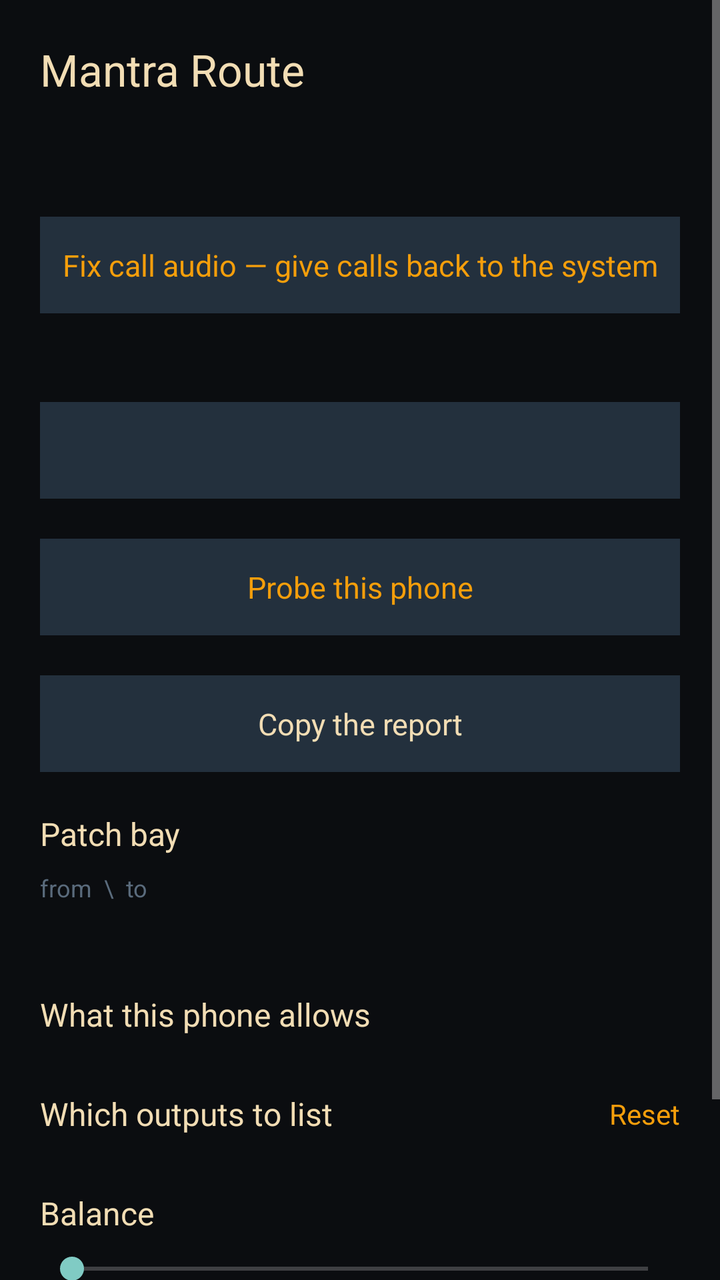
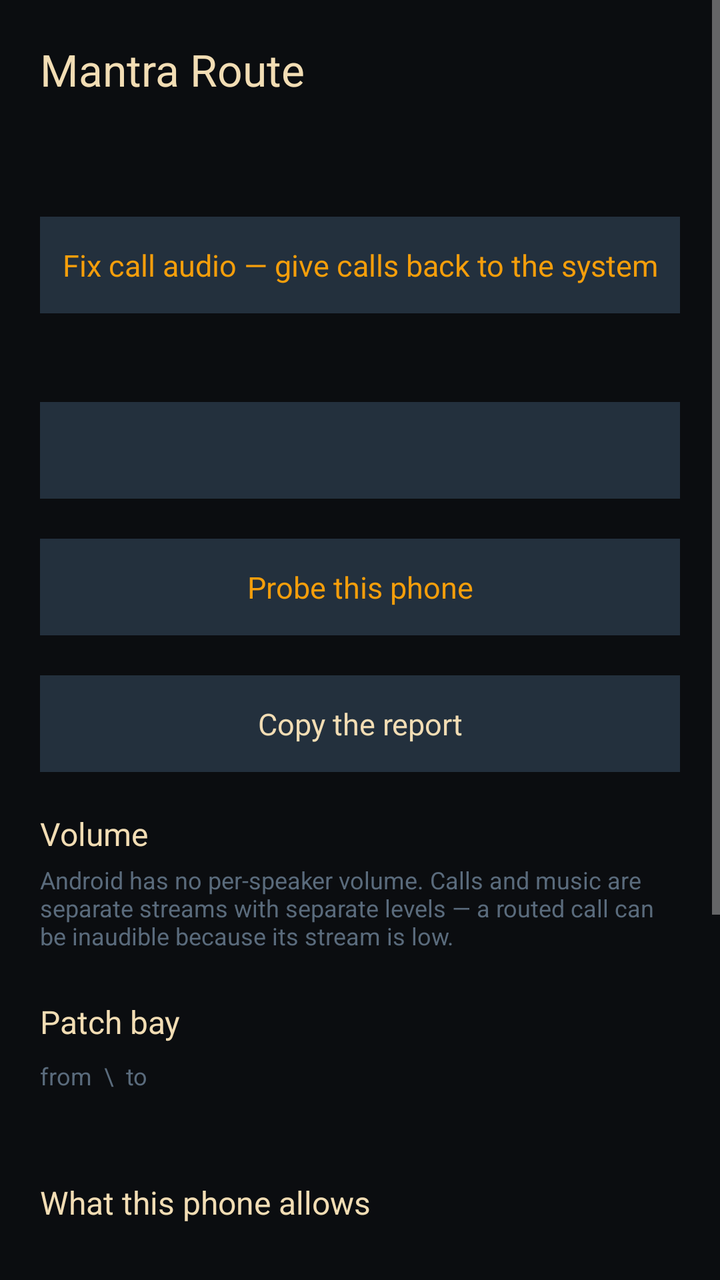

Screens rendered from an Android XML layout before and after an edit, with the pre-edit source and the edit as a unified diff.
<!-- AndroidManifest.xml: application theme Theme.MantraRoute -->
<!-- res/layout/activity_main.xml -->
<?xml version="1.0" encoding="utf-8"?>
<ScrollView xmlns:android="http://schemas.android.com/apk/res/android"
    android:id="@+id/root_scroll"
    android:clipToPadding="false"
    android:layout_width="match_parent"
    android:layout_height="match_parent"
    android:background="@color/ground"
    android:fillViewport="true">

    <LinearLayout
        android:layout_width="match_parent"
        android:layout_height="wrap_content"
        android:orientation="vertical"
        android:padding="20dp">

        
        <LinearLayout
            android:layout_width="match_parent"
            android:layout_height="wrap_content"
            android:orientation="horizontal"
            android:gravity="center_vertical">

            <TextView
                android:layout_width="0dp"
                android:layout_height="wrap_content"
                android:layout_weight="1"
                android:text="@string/app_name"
                android:textColor="@color/sand"
                android:textSize="22sp" />

            <TextView
                android:id="@+id/version"
                android:layout_width="wrap_content"
                android:layout_height="wrap_content"
                android:layout_marginStart="12dp"
                android:textColor="@color/slate_ink"
                android:textSize="14sp" />
        </LinearLayout>

        <TextView
            android:id="@+id/shizuku_line"
            android:layout_width="match_parent"
            android:layout_height="wrap_content"
            android:layout_marginTop="20dp"
            android:textSize="14sp" />

        <TextView
            android:id="@+id/release_button"
            android:layout_width="match_parent"
            android:layout_height="wrap_content"
            android:layout_marginTop="20dp"
            android:background="@color/slate"
            android:gravity="center"
            android:paddingTop="14dp"
            android:paddingBottom="14dp"
            android:text="Fix call audio — give calls back to the system"
            android:textColor="@color/amber"
            android:textSize="15sp" />

        <TextView
            android:id="@+id/call_audio_line"
            android:layout_width="match_parent"
            android:layout_height="wrap_content"
            android:layout_marginTop="8dp"
            android:textColor="@color/slate_ink"
            android:textSize="12sp"
            android:fontFamily="monospace" />

        <TextView
            android:id="@+id/notif_button"
            android:layout_width="match_parent"
            android:layout_height="wrap_content"
            android:layout_marginTop="20dp"
            android:background="@color/slate"
            android:gravity="center"
            android:paddingTop="14dp"
            android:paddingBottom="14dp"
            android:textColor="@color/sand"
            android:textSize="15sp" />

        <TextView
            android:id="@+id/probe_button"
            android:layout_width="match_parent"
            android:layout_height="wrap_content"
            android:layout_marginTop="20dp"
            android:background="@color/slate"
            android:gravity="center"
            android:paddingTop="14dp"
            android:paddingBottom="14dp"
            android:text="Probe this phone"
            android:textColor="@color/amber"
            android:textSize="15sp" />

        <TextView
            android:id="@+id/copy_button"
            android:layout_width="match_parent"
            android:layout_height="wrap_content"
            android:layout_marginTop="20dp"
            android:background="@color/slate"
            android:gravity="center"
            android:paddingTop="14dp"
            android:paddingBottom="14dp"
            android:text="Copy the report"
            android:textColor="@color/sand"
            android:textSize="15sp" />

        <TextView
            android:layout_width="match_parent"
            android:layout_height="wrap_content"
            android:layout_marginTop="20dp"
            android:text="Patch bay"
            android:textColor="@color/sand"
            android:textSize="16sp" />

        
        <LinearLayout
            android:layout_width="match_parent"
            android:layout_height="wrap_content"
            android:layout_marginTop="8dp"
            android:orientation="horizontal"
            android:gravity="center_vertical">

            <TextView
                android:layout_width="0dp"
                android:layout_height="wrap_content"
                android:layout_weight="1"
                android:text="from  \\  to"
                android:textColor="@color/slate_ink"
                android:textSize="12sp" />

            <LinearLayout
                android:id="@+id/patch_headers"
                android:layout_width="wrap_content"
                android:layout_height="wrap_content"
                android:orientation="horizontal" />
        </LinearLayout>

        <LinearLayout
            android:id="@+id/patch_rows"
            android:layout_width="match_parent"
            android:layout_height="wrap_content"
            android:layout_marginTop="4dp"
            android:orientation="vertical" />

        <TextView
            android:id="@+id/patch_legend"
            android:layout_width="match_parent"
            android:layout_height="wrap_content"
            android:layout_marginTop="4dp"
            android:textColor="@color/slate_ink"
            android:textSize="12sp" />

        <TextView
            android:layout_width="match_parent"
            android:layout_height="wrap_content"
            android:layout_marginTop="20dp"
            android:text="What this phone allows"
            android:textColor="@color/sand"
            android:textSize="16sp" />

        <LinearLayout
            android:id="@+id/probe_rows"
            android:layout_width="match_parent"
            android:layout_height="wrap_content"
            android:layout_marginTop="8dp"
            android:orientation="vertical" />

        
        <LinearLayout
            android:layout_width="match_parent"
            android:layout_height="wrap_content"
            android:layout_marginTop="20dp"
            android:orientation="horizontal"
            android:gravity="center_vertical">

            <TextView
                android:layout_width="0dp"
                android:layout_height="wrap_content"
                android:layout_weight="1"
                android:text="Which outputs to list"
                android:textColor="@color/sand"
                android:textSize="16sp" />

            <TextView
                android:id="@+id/arrange_reset"
                android:layout_width="wrap_content"
                android:layout_height="wrap_content"
                android:layout_marginStart="12dp"
                android:text="Reset"
                android:textColor="@color/amber"
                android:textSize="14sp" />
        </LinearLayout>

        <LinearLayout
            android:id="@+id/arrange_rows"
            android:layout_width="match_parent"
            android:layout_height="wrap_content"
            android:layout_marginTop="8dp"
            android:orientation="vertical" />

        <TextView
            android:layout_width="match_parent"
            android:layout_height="wrap_content"
            android:layout_marginTop="20dp"
            android:text="Balance"
            android:textColor="@color/sand"
            android:textSize="16sp" />

        <SeekBar
            android:id="@+id/balance_bar"
            android:layout_width="match_parent"
            android:layout_height="wrap_content"
            android:layout_marginTop="8dp"
            android:max="200" />

        <TextView
            android:id="@+id/balance_line"
            android:layout_width="match_parent"
            android:layout_height="wrap_content"
            android:layout_marginTop="8dp"
            android:textSize="13sp" />

        <TextView
            android:layout_width="match_parent"
            android:layout_height="wrap_content"
            android:layout_marginTop="20dp"
            android:layout_marginBottom="20dp"
            android:text="Mantra Productions"
            android:textColor="@color/slate_ink"
            android:textSize="12sp" />
    </LinearLayout>
</ScrollView>
<!-- resources referenced by this layout -->
<resources>
  <color name="amber">#F59E0B</color>
  <color name="ground">#0B0D10</color>
  <color name="sand">#F2DDB4</color>
  <color name="slate">#23303D</color>
  <color name="slate_ink">#5A6B7C</color>
  <string name="app_name">Mantra Route</string>
  <style name="Theme.MantraRoute" parent="Theme.AppCompat.NoActionBar">
          <item name="android:windowBackground">@color/ground</item>
          <item name="android:textColor">@color/sand</item>
          <item name="android:statusBarColor">@color/ground</item>
          <item name="android:navigationBarColor">@color/ground</item>
      </style>
</resources>

<!-- the commit's change to res/layout/activity_main.xml (unified diff, before → after) -->
@@ -108,6 +108,29 @@
             android:layout_width="match_parent"
             android:layout_height="wrap_content"
             android:layout_marginTop="20dp"
+            android:text="Volume"
+            android:textColor="@color/sand"
+            android:textSize="16sp" />
+
+        <TextView
+            android:layout_width="match_parent"
+            android:layout_height="wrap_content"
+            android:layout_marginTop="4dp"
+            android:text="Android has no per-speaker volume. Calls and music are separate streams with separate levels — a routed call can be inaudible because its stream is low."
+            android:textColor="@color/slate_ink"
+            android:textSize="12sp" />
+
+        <LinearLayout
+            android:id="@+id/volume_rows"
+            android:layout_width="match_parent"
+            android:layout_height="wrap_content"
+            android:layout_marginTop="4dp"
+            android:orientation="vertical" />
+
+        <TextView
+            android:layout_width="match_parent"
+            android:layout_height="wrap_content"
+            android:layout_marginTop="20dp"
             android:text="Patch bay"
             android:textColor="@color/sand"
             android:textSize="16sp" />
@@ -214,6 +237,19 @@
             android:max="200" />
 
         <TextView
+            android:id="@+id/balance_reset"
+            android:layout_width="match_parent"
+            android:layout_height="wrap_content"
+            android:layout_marginTop="8dp"
+            android:background="@color/slate"
+            android:gravity="center"
+            android:paddingTop="14dp"
+            android:paddingBottom="14dp"
+            android:text="Centre the balance"
+            android:textColor="@color/sand"
+            android:textSize="15sp" />
+
+        <TextView
             android:id="@+id/balance_line"
             android:layout_width="match_parent"
             android:layout_height="wrap_content"
